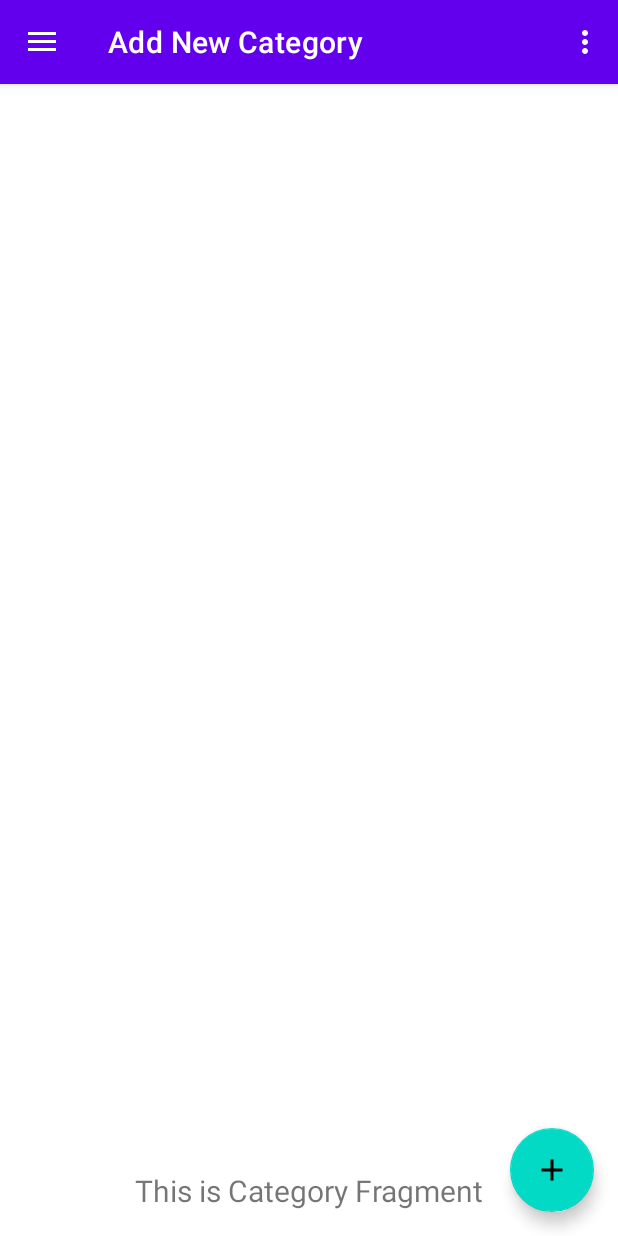
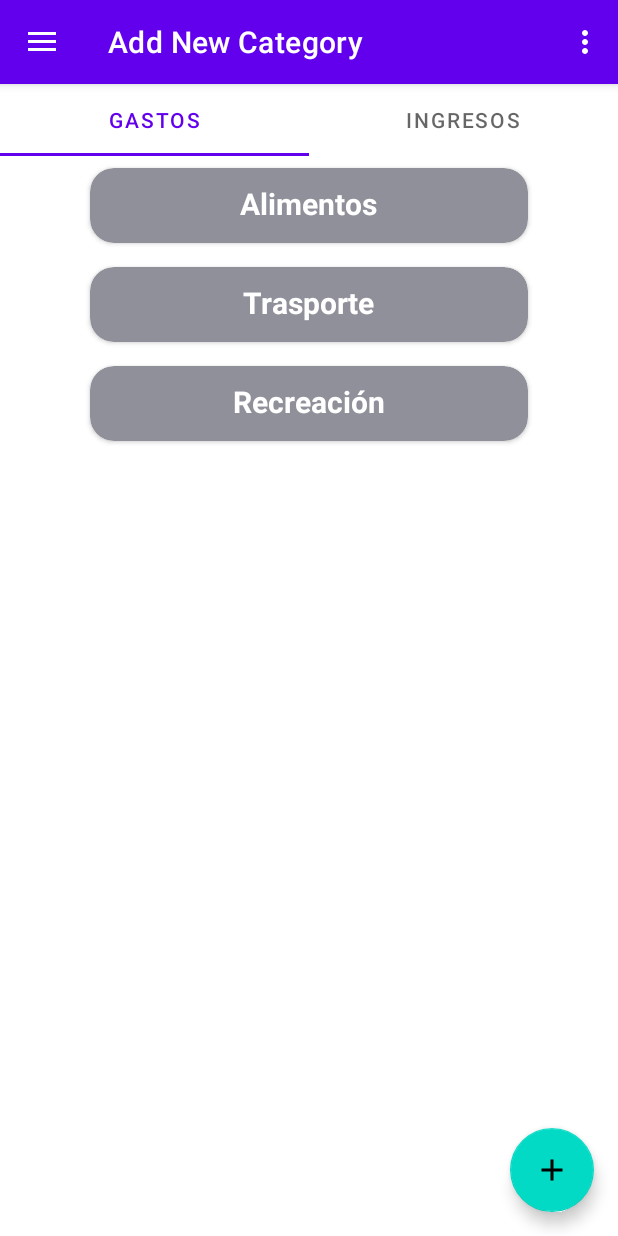
Before and after one commit to spoleschi/GestionGastos, an Android app: the MainActivity screen opened directly, with no data from a screen before it, in the side drawer, after a tap on "Add New Category", on a phone screen of 412 x 824 dp. Run offline under Robolectric (Android 15) with nearby library versions, the phone set to English and light mode, and no system bars; our stand-ins replace navigation-ui.

Commit message:
CategoryFragment con RecycklerView

```diff
--- a/app/src/main/java/com/example/myapplication4/MainActivity.kt
+++ b/app/src/main/java/com/example/myapplication4/MainActivity.kt
@@ -35,11 +35,11 @@ class MainActivity : AppCompatActivity() {
 
         setSupportActionBar(binding.appBarMain.toolbar)
 
-        binding.appBarMain.fab.setOnClickListener { view ->
-            Snackbar.make(view, "Replace with your own action", Snackbar.LENGTH_LONG)
-                .setAction("Action", null)
-                .setAnchorView(R.id.fab).show()
-        }
+//        binding.appBarMain.fab.setOnClickListener { view ->
+//            Snackbar.make(view, "Replace with your own action", Snackbar.LENGTH_LONG)
+//                .setAction("Action", null)
+//                .setAnchorView(R.id.fab).show()
+//        }
         val drawerLayout: DrawerLayout = binding.drawerLayout
         val navView: NavigationView = binding.navView
         val navController = findNavController(R.id.nav_host_fragment_content_main)
--- a/app/src/main/java/com/example/myapplication4/ui/categoria/CategoriaFragment.kt
+++ b/app/src/main/java/com/example/myapplication4/ui/categoria/CategoriaFragment.kt
@@ -4,42 +4,82 @@ import android.os.Bundle
 import android.view.LayoutInflater
 import android.view.View
 import android.view.ViewGroup
-import android.widget.TextView
+import android.widget.Toast
 import androidx.fragment.app.Fragment
 import androidx.lifecycle.ViewModelProvider
+import androidx.recyclerview.widget.LinearLayoutManager
+import androidx.recyclerview.widget.RecyclerView
+import com.example.myapplication4.Clases.Categoria
+import com.example.myapplication4.adapters.CategoriesAdapter
 import com.example.myapplication4.databinding.FragmentCategoriaBinding
+import com.google.android.material.tabs.TabLayout
 
 class CategoriaFragment : Fragment() {
 
-    private var _binding: FragmentCategoriaBinding? = null
+    private val categories = listOf(
+        Categoria(
+            "Alimentos",
+            "",
+            "Verde",
+            "Gasto"
+        ),
+        Categoria(
+            "Trasporte",
+            "",
+            "Amarillo",
+            "Gasto"
+        ),
+        Categoria(
+            "Recreación",
+            "",
+            "Azul",
+            "Gasto"
+        )
+    )
+    private lateinit var categoriesAdapter: CategoriesAdapter
 
-
-
-
-    // This property is only valid between onCreateView and
-    // onDestroyView.
-    private val binding get() = _binding!!
+    private var binding: FragmentCategoriaBinding? = null // Use nullable type
+    private lateinit var viewModel: CategoriaViewModel
 
     override fun onCreateView(
         inflater: LayoutInflater,
         container: ViewGroup?,
         savedInstanceState: Bundle?
     ): View {
-        val slideshowViewModel =
-            ViewModelProvider(this).get(CategoriaViewModel::class.java)
+        binding = FragmentCategoriaBinding.inflate(inflater, container, false)
+        viewModel = ViewModelProvider(this).get(CategoriaViewModel::class.java)
 
-        _binding = FragmentCategoriaBinding.inflate(inflater, container, false)
-        val root: View = binding.root
+        // Setup TabLayout (if needed)
+        val tabLayout = binding?.tabLayout
+        if (tabLayout != null) {
+            // Access tabLayout properties
+            tabLayout.addTab(tabLayout.newTab().setText("Gastos"))
+            tabLayout.addTab(tabLayout.newTab().setText("Ingresos"))
+        }
 
-        val textView: TextView = binding.textCategory
-        slideshowViewModel.text.observe(viewLifecycleOwner) {
-            textView.text = it
+        // Setup RecyclerView
+        val recyclerView = binding!!.recyclerView // Access using !! after null check
+        categoriesAdapter = CategoriesAdapter(categories)
+        recyclerView.layoutManager = LinearLayoutManager(recyclerView.context)
+        recyclerView.adapter = categoriesAdapter
+
+        // Manejar el clic en el botón flotante
+
+        val fabCreate = binding!!.fabCreate
+        fabCreate.setOnClickListener {
+            // Navegar a la pantalla de creación de categoría
+            Toast.makeText(fabCreate.context, "Toque el boton de agragar categoría", Toast.LENGTH_SHORT).show()
         }
-        return root
+
+        return binding!!.root
+    }
+
+    private fun setupTabLayout(tabLayout: TabLayout) {
+        // ... (same as before)
     }
 
     override fun onDestroyView() {
         super.onDestroyView()
-        _binding = null
+        binding = null // Clear the reference
     }
 }
--- a/app/src/main/java/com/example/myapplication4/ui/categoria/CategoriaViewModel.kt
+++ b/app/src/main/java/com/example/myapplication4/ui/categoria/CategoriaViewModel.kt
@@ -6,8 +6,15 @@ import androidx.lifecycle.ViewModel
 
 class CategoriaViewModel : ViewModel() {
 
-    private val _text = MutableLiveData<String>().apply {
-        value = "This is Category Fragment"
+    // Replace this with your actual data source (e.g., Room database or remote API)
+    private val _categories = MutableLiveData<List<Categoria>>()
+    val categories: LiveData<List<Categoria>> = _categories
+
+    // Sample Categoria data class (modify according to your needs)
+    data class Categoria(val name: String, val color: String)
+
+    // Function to update categories list (replace with your logic)
+    fun updateCategories(newCategories: List<Categoria>) {
+        _categories.value = newCategories
     }
-    val text: LiveData<String> = _text
 }
--- a/app/src/main/res/layout/app_bar_main.xml
+++ b/app/src/main/res/layout/app_bar_main.xml
@@ -22,13 +22,13 @@
 
     <include layout="@layout/content_main" />
 
-    <com.google.android.material.floatingactionbutton.FloatingActionButton
-        android:id="@+id/fab"
-        android:layout_width="wrap_content"
-        android:layout_height="wrap_content"
-        android:layout_gravity="bottom|end"
-        android:layout_marginEnd="@dimen/fab_margin"
-        android:layout_marginBottom="16dp"
-        app:srcCompat="@drawable/ic_add" />
+<!--    <com.google.android.material.floatingactionbutton.FloatingActionButton-->
+<!--        android:id="@+id/fab"-->
+<!--        android:layout_width="wrap_content"-->
+<!--        android:layout_height="wrap_content"-->
+<!--        android:layout_gravity="bottom|end"-->
+<!--        android:layout_marginEnd="@dimen/fab_margin"-->
+<!--        android:layout_marginBottom="16dp"-->
+<!--        app:srcCompat="@drawable/ic_add" />-->
 
 </androidx.coordinatorlayout.widget.CoordinatorLayout>
--- a/app/src/main/res/layout/fragment_categoria.xml
+++ b/app/src/main/res/layout/fragment_categoria.xml
@@ -4,21 +4,29 @@
     xmlns:tools="http://schemas.android.com/tools"
     android:layout_width="match_parent"
     android:layout_height="match_parent"
-    tools:context=".ui.categoria.CategoriaFragment">
+    tools:context=".MainActivity">
 
-    <TextView
-        android:id="@+id/text_category"
+    <com.google.android.material.tabs.TabLayout
+        android:id="@+id/tabLayout"
         android:layout_width="match_parent"
         android:layout_height="wrap_content"
-        android:layout_marginStart="8dp"
-        android:layout_marginTop="8dp"
-        android:layout_marginEnd="8dp"
-        android:textAlignment="center"
-        android:textSize="20sp"
+        app:layout_constraintTop_toTopOf="parent" />
+
+    <androidx.recyclerview.widget.RecyclerView
+        android:id="@+id/recyclerView"
+        android:layout_width="match_parent"
+        android:layout_height="0dp"
+
         app:layout_constraintBottom_toBottomOf="parent"
-        app:layout_constraintEnd_toEndOf="parent"
-        app:layout_constraintHorizontal_bias="0.0"
-        app:layout_constraintStart_toStartOf="parent"
-        app:layout_constraintTop_toTopOf="parent"
-        app:layout_constraintVertical_bias="0.977" />
+        app:layout_constraintTop_toBottomOf="@+id/tabLayout" />
+
+    <com.google.android.material.floatingactionbutton.FloatingActionButton
+        android:id="@+id/fabCreate"
+        android:layout_width="wrap_content"
+        android:layout_height="wrap_content"
+        android:layout_margin="16dp"
+        android:src="@drawable/ic_add"
+        app:layout_constraintBottom_toBottomOf="parent"
+        app:layout_constraintEnd_toEndOf="parent" />
+
 </androidx.constraintlayout.widget.ConstraintLayout>
--- a/app/src/main/res/layout/fragment_categoria_old.xml
+++ b/app/src/main/res/layout/fragment_categoria_old.xml
@@ -1,6 +1,24 @@
 <?xml version="1.0" encoding="utf-8"?>
 <androidx.constraintlayout.widget.ConstraintLayout xmlns:android="http://schemas.android.com/apk/res/android"
-             android:layout_width="match_parent"
-             android:layout_height="match_parent">
+    xmlns:app="http://schemas.android.com/apk/res-auto"
+    xmlns:tools="http://schemas.android.com/tools"
+    android:layout_width="match_parent"
+    android:layout_height="match_parent"
+    tools:context=".ui.categoria.CategoriaFragment">
 
+    <TextView
+        android:id="@+id/text_category"
+        android:layout_width="match_parent"
+        android:layout_height="wrap_content"
+        android:layout_marginStart="8dp"
+        android:layout_marginTop="8dp"
+        android:layout_marginEnd="8dp"
+        android:textAlignment="center"
+        android:textSize="20sp"
+        app:layout_constraintBottom_toBottomOf="parent"
+        app:layout_constraintEnd_toEndOf="parent"
+        app:layout_constraintHorizontal_bias="0.0"
+        app:layout_constraintStart_toStartOf="parent"
+        app:layout_constraintTop_toTopOf="parent"
+        app:layout_constraintVertical_bias="0.977" />
 </androidx.constraintlayout.widget.ConstraintLayout>
--- a/app/src/main/res/layout/item_category.xml
+++ b/app/src/main/res/layout/item_category.xml
@@ -2,15 +2,18 @@
 <androidx.cardview.widget.CardView xmlns:android="http://schemas.android.com/apk/res/android"
     xmlns:app="http://schemas.android.com/apk/res-auto"
     xmlns:tools="http://schemas.android.com/tools"
-    android:layout_width="160dp"
+    android:layout_width="match_parent"
     android:layout_height="50dp"
+    android:layout_gravity="center_horizontal"
+    android:layout_marginHorizontal="60dp"
+    android:layout_marginVertical="8dp"
     app:cardCornerRadius="16dp"
     app:cardBackgroundColor="@color/material_dynamic_neutral_variant60">
 
     <LinearLayout
         android:layout_width="match_parent"
         android:layout_height="match_parent"
-        android:gravity="center_vertical"
+        android:gravity="center"
         android:orientation="vertical">
 
         <TextView
```
